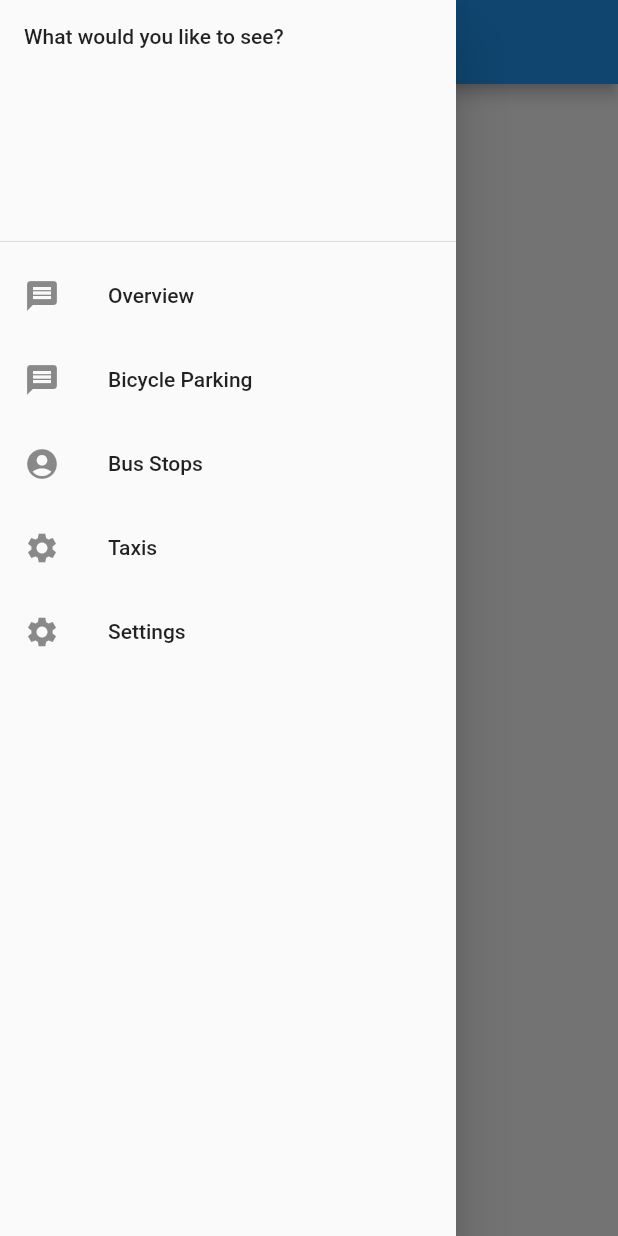
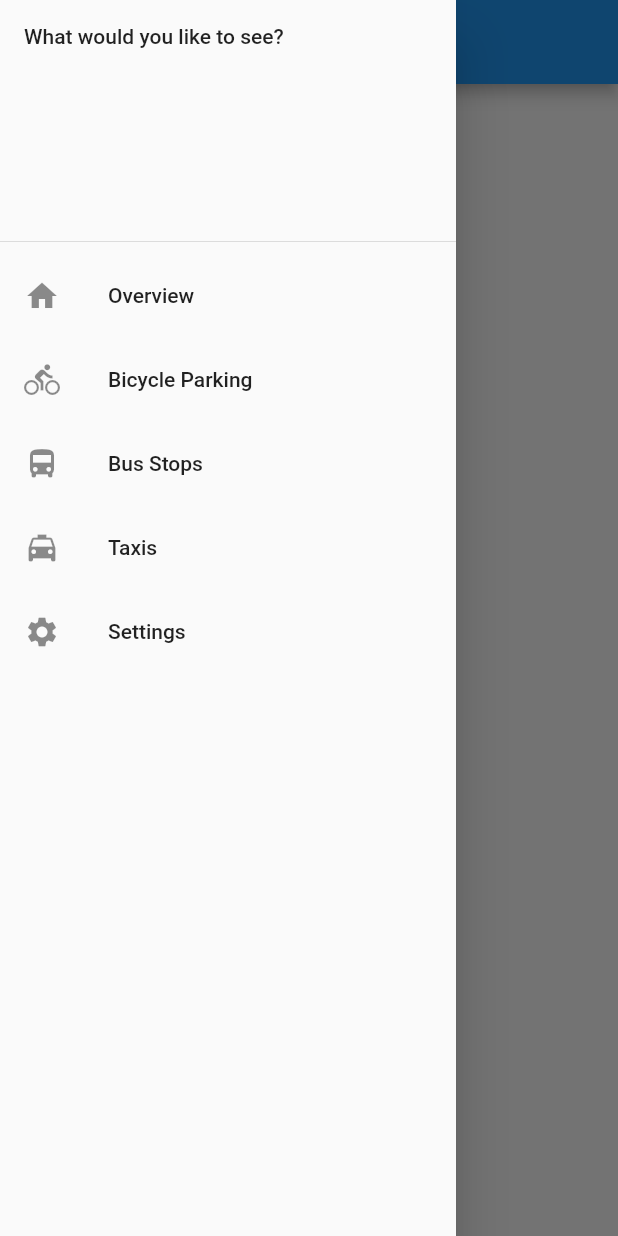
Before and after one commit to bytecrumbs/sglandtransport, a Flutter app: the screen it shows after launch, with the side drawer open, on a phone screen of 412 x 824 dp. Run offline on Flutter 3.47's test engine with Material 2 defaults, Android fonts, the phone set to English and light mode, and no system bars.

Commit message:
refactor Overview screen

```diff
--- a/lib/main.dart
+++ b/lib/main.dart
@@ -1,4 +1,5 @@
 import 'package:flutter/material.dart';
+import 'package:lta_datamall_flutter/screens/overview.dart';
 import 'package:lta_datamall_flutter/widgets/main_app_drawer.dart';
 import 'package:lta_datamall_flutter/providers/settings_provider.dart';
 import 'package:lta_datamall_flutter/screens/bus_arrivals.dart';
@@ -35,19 +36,3 @@ class MyApp extends StatelessWidget {
     );
   }
 }
-
-class Overview extends StatelessWidget {
-  static const String id = 'overview_screen';
-  @override
-  Widget build(BuildContext context) {
-    return Scaffold(
-      appBar: AppBar(
-        title: const Text('Overview'),
-      ),
-      drawer: MainAppDrawer(),
-      body: Center(
-        child: const Text('Body'),
-      ),
-    );
-  }
-}
--- /dev/null
+++ b/lib/screens/overview.dart
@@ -0,0 +1,18 @@
+import 'package:flutter/material.dart';
+import 'package:lta_datamall_flutter/widgets/main_app_drawer.dart';
+
+class Overview extends StatelessWidget {
+  static const String id = 'overview_screen';
+  @override
+  Widget build(BuildContext context) {
+    return Scaffold(
+      appBar: AppBar(
+        title: const Text('Overview'),
+      ),
+      drawer: MainAppDrawer(),
+      body: Center(
+        child: const Text('Overview'),
+      ),
+    );
+  }
+}
--- a/lib/widgets/main_app_drawer.dart
+++ b/lib/widgets/main_app_drawer.dart
@@ -1,6 +1,6 @@
 import 'package:flutter/material.dart';
-import 'package:lta_datamall_flutter/main.dart';
 import 'package:lta_datamall_flutter/screens/bus_stops.dart';
+import 'package:lta_datamall_flutter/screens/overview.dart';
 import 'package:lta_datamall_flutter/screens/settings.dart';
 
 class MainAppDrawer extends StatelessWidget {
@@ -14,25 +14,25 @@ class MainAppDrawer extends StatelessWidget {
             child: Text('What would you like to see?'),
           ),
           ListTile(
-            leading: Icon(Icons.message),
+            leading: Icon(Icons.home),
             title: Text('Overview'),
             onTap: () {
               Navigator.pushNamed(context, Overview.id);
             },
           ),
           ListTile(
-            leading: Icon(Icons.message),
+            leading: Icon(Icons.directions_bike),
             title: Text('Bicycle Parking'),
           ),
           ListTile(
-            leading: Icon(Icons.account_circle),
+            leading: Icon(Icons.directions_bus),
             title: Text('Bus Stops'),
             onTap: () {
               Navigator.pushNamed(context, BusStops.id);
             },
           ),
           ListTile(
-            leading: Icon(Icons.settings),
+            leading: Icon(Icons.local_taxi),
             title: Text('Taxis'),
           ),
           ListTile(
```
